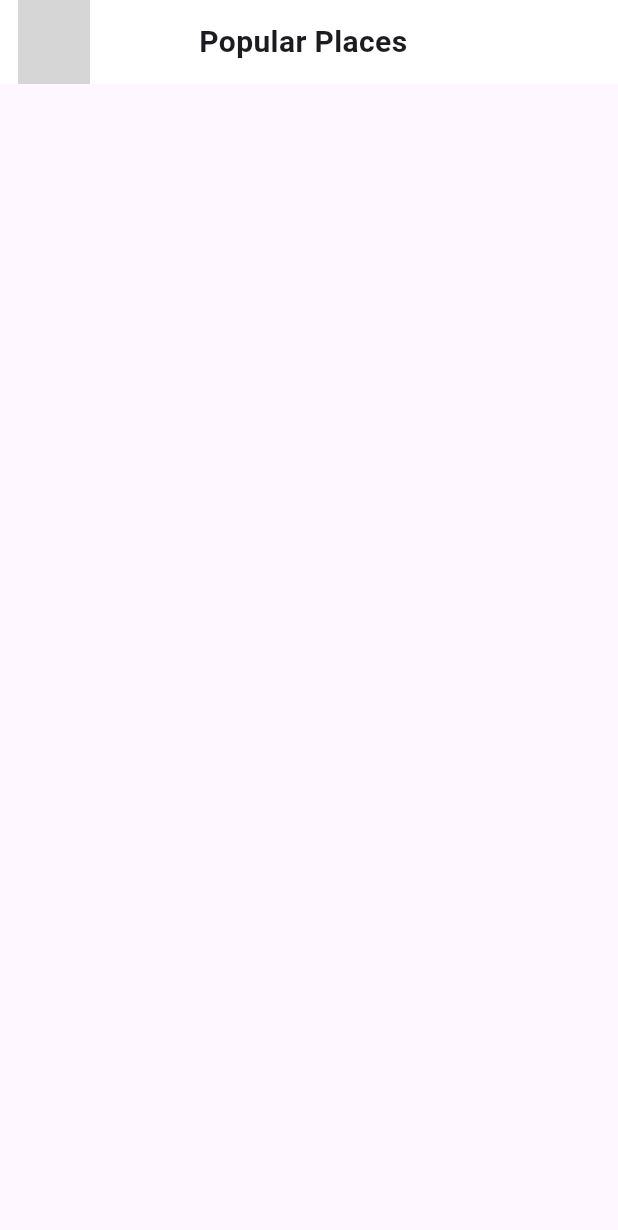
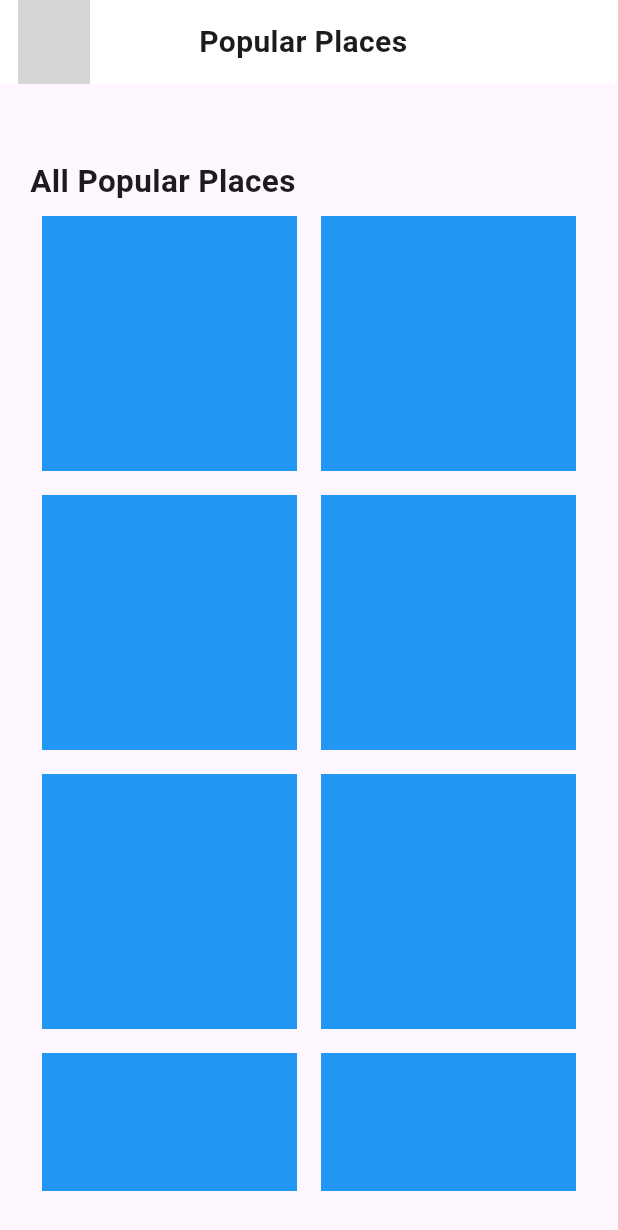
Before and after one commit to Duonganhdu2002/Travel-Flanning-Chat-FE-Flutter, a Flutter app: the PopularPlacesPage screen opened directly, on a phone screen of 412 x 824 dp. Shown: the top 1230 px of the screen. Run offline on Flutter 3.47's test engine with Material 3 defaults, Android fonts, the phone set to English and light mode, and no system bars; our stand-ins replace flutter_svg, google_fonts, image_picker, jwt_decoder, readmore, snippet_coder_utils; missing offline and left inert: api_cache_manager; accounts and stored records are empty; grey boxes are pictures that could not be loaded.

Commit message:
Em them grid view de test

```diff
--- a/lib/pages/popular_places.dart
+++ b/lib/pages/popular_places.dart
@@ -1,4 +1,6 @@
+
 import 'package:flutter/material.dart';
+import 'package:flutter/widgets.dart';
 import 'package:flutter_app/components/app_bar.dart';
 import 'package:flutter_app/components/back_icon.dart';
 
@@ -12,9 +14,9 @@ class PopularPlacesPage extends StatefulWidget {
 class _PopularPlacesPageState extends State<PopularPlacesPage> {
   @override
   Widget build(BuildContext context) {
-    return const Scaffold(
+    return  Scaffold(
       resizeToAvoidBottomInset: false,
-      appBar: CustomBar(
+      appBar: const CustomBar(
         isTransparent: false,
         leftWidget: BackIcon(),
         centerWidget1: Text(
@@ -24,6 +26,45 @@ class _PopularPlacesPageState extends State<PopularPlacesPage> {
         rightWidget: Text("               "),
       ),
 
+      body: Padding(
+        padding: const EdgeInsets.symmetric(horizontal: 20,vertical: 30),
+        child: Column(
+          children: [
+             const SizedBox(
+              height: 20,
+            ),
+            const Row(
+              mainAxisAlignment: MainAxisAlignment.start,
+              children: [
+                 Text(
+                  "All Popular Places",
+                  style: TextStyle(
+                    fontSize: 21,
+                    fontWeight: FontWeight.bold
+                  ),
+                 )
+              ],
+            ),
+            Expanded(
+              child: GridView.builder(
+                itemCount: 10,
+                gridDelegate: const SliverGridDelegateWithFixedCrossAxisCount(crossAxisCount: 2),
+                itemBuilder: (context, index) {
+                  return Padding(
+                    padding: const EdgeInsets.all(8.0),
+                    child: Container(
+                      width: 50,
+                      height: 50,
+                      color: Colors.blue,
+                    ),
+                  );
+                },
+              )
+            )
+          ],
+        ),
+      ),
+
 
     );
   }
```
